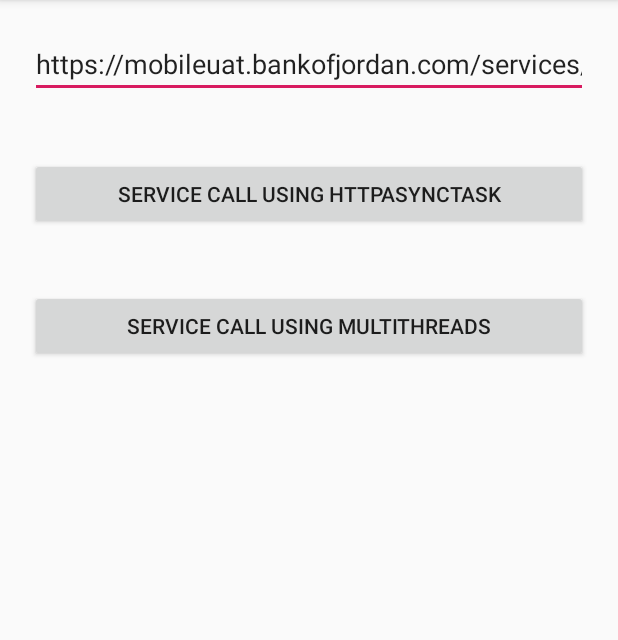
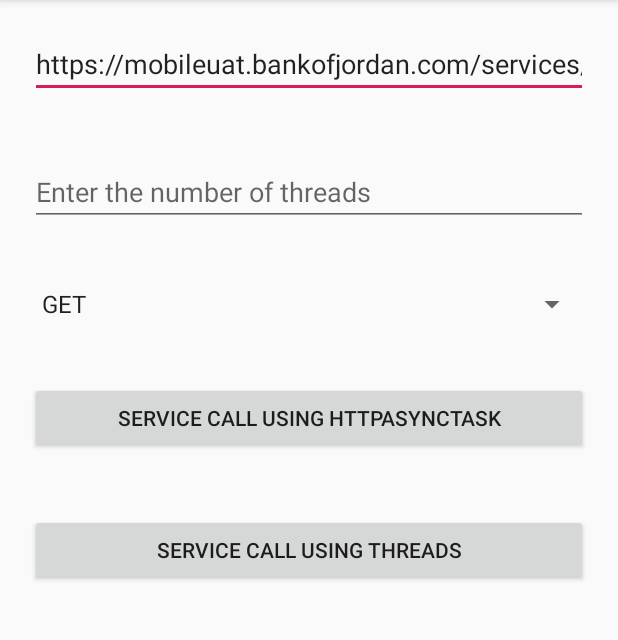
Before and after one commit to JohnVinodh/AndroidSSLPinning, an Android app: the screen it shows after launch (MainActivity), after a tap on "SERVICE CALL USING HTTPASYNCTASK", on a phone screen of 412 x 824 dp, the part 84-724 px from its top. Run offline under Robolectric (Android 15) with nearby library versions, the phone set to English and light mode, and no system bars; libraries missing offline, so code that uses them is left out: com.konylabs.api; pictures from the network do not load.

Commit message:
Updated the UI to read values from the end customer

```diff
--- a/app/src/main/java/com/jarvis/sslpinning/MainActivity.java
+++ b/app/src/main/java/com/jarvis/sslpinning/MainActivity.java
@@ -1,49 +1,48 @@
 package com.jarvis.sslpinning;
 
-import androidx.appcompat.app.AppCompatActivity;
-
 import android.content.Context;
-import android.net.Uri;
 import android.os.Bundle;
 import android.os.Looper;
-import android.util.Log;
 import android.view.View;
+import android.widget.ArrayAdapter;
 import android.widget.EditText;
 import android.widget.ProgressBar;
+import android.widget.Spinner;
 import android.widget.Toast;
-
+import androidx.appcompat.app.AppCompatActivity;
 import com.jarvis.sslpinning.utilities.HTTPAsyncTask;
-import com.jarvis.sslpinning.utilities.HttpAsyncTaskListener;
 import com.jarvis.sslpinning.utilities.HttpsServiceMetaData;
+import com.jarvis.sslpinning.utilities.NetworkTaskListener;
 import com.jarvis.sslpinning.utilities.Utils;
-
 import java.io.IOException;
-import java.io.InputStream;
-import java.io.OutputStream;
 import java.net.HttpURLConnection;
 import java.net.MalformedURLException;
-import java.net.URI;
-import java.net.URISyntaxException;
 import java.net.URL;
 
-import javax.net.ssl.HttpsURLConnection;
+public class MainActivity extends AppCompatActivity implements NetworkTaskListener {
 
-public class MainActivity extends AppCompatActivity implements HttpAsyncTaskListener {
-
-    private EditText mEditTextURL;
+    private EditText mEditTextURL,mEditTextThreadCount;
     private static Context activity_context;
     private ProgressBar mProgressBarLoadingIndicator;
-    private HttpAsyncTaskListener mHttpAsyncTaskListener;
+    private NetworkTaskListener mNetworkTaskListener;
+    private Spinner mSpinner;
     private static final String TAG = MainActivity.class.getSimpleName();
     @Override
     protected void onCreate(Bundle savedInstanceState) {
         super.onCreate(savedInstanceState);
         activity_context = this;
-
         setContentView(R.layout.activity_main);
         mEditTextURL = findViewById(R.id.ed_url);
+        mEditTextThreadCount = findViewById(R.id.ed_thread_count);
+        mSpinner = findViewById(R.id.spinner_http_methods);
         //String url = getResources().getString(R.string.booksBaseURL) + "?q=" + "JohnVinodh" + "&key=" + getResources().getString(R.string.books_api_key);
         mEditTextURL.setText(R.string.test_service_dbx);
+        ArrayAdapter<CharSequence> adapter = ArrayAdapter.createFromResource(this,
+                R.array.request_method_arrays, android.R.layout.simple_spinner_item);
+        // Specify the layout to use when the list of choices appears
+        adapter.setDropDownViewResource(android.R.layout.simple_spinner_dropdown_item);
+        // Apply the adapter to the spinner
+        mSpinner.setAdapter(adapter);
         mProgressBarLoadingIndicator = findViewById(R.id.loadingIndicator);
     }
 
@@ -57,77 +56,52 @@ public class MainActivity extends AppCompatActivity implements HttpAsyncTaskList
                 "   \"serviceID\":\"getResourceBundle\",\n" +
                 "   \"channel\":\"rc\"\n" +
                 "}";
-
-      HTTPAsyncTask httpAsyncTask = new HTTPAsyncTask(pData, HttpsServiceMetaData.HTTP_POST,"getInfoSupportData",getActivityContext());
-      httpAsyncTask.setHTTPAsyncTaskListener(MainActivity.this);
+      HTTPAsyncTask httpAsyncTask = new HTTPAsyncTask(pData, mSpinner.getSelectedItem().toString(),"getInfoSupportData",activity_context);
+      httpAsyncTask.setNetworkTaskTaskListener(MainActivity.this);
       httpAsyncTask.execute(url);
 
     }
 
     public void onBtnServiceCallMultithreadsClick(View view) {
         final String url = mEditTextURL.getText().toString();
+        HttpsServiceMetaData.threadCount = Integer.parseInt(mEditTextThreadCount.getText().toString());
         final String test = "{\n" +
                 "   \"appID\":\"DohaBankR6S1\",\n" +
                 "   \"serviceID\":\"getResourceBundle\",\n" +
                 "   \"channel\":\"rc\"\n" +
                 "}";
+        final String data = "{}";
 
-        String result = "";
-        mHttpAsyncTaskListener = (HttpAsyncTaskListener) MainActivity.this;
+        mNetworkTaskListener = (NetworkTaskListener) activity_context;
+        final String[] res = new String[1];
+        if(mNetworkTaskListener !=null)
+            mNetworkTaskListener.onNetworkCallIsInProgress();
         //Using multiple threads to make a service call.
         Runnable runnable = new Runnable() {
             @Override
             public void run() {
                 Looper.prepare();
-                executeServiceCall(url,test,HttpsServiceMetaData.HTTP_POST);
+                URL uRL = null;
+                try {
+                    uRL = new URL(url);
+                    HttpURLConnection connection =(HttpURLConnection) uRL.openConnection();
+                    if(mNetworkTaskListener !=null)
+                        res[0] =   Utils.invokeServiceCall(url,data,connection,mSpinner.getSelectedItem().toString(),activity_context);
+                    mNetworkTaskListener.onNetworkCallCompleted(res[0]);
+                } catch (MalformedURLException e) {
+                    e.printStackTrace();
+                } catch (IOException e) {
+                    e.printStackTrace();
+                } catch (Exception e) {
+                    e.printStackTrace();
+                }
                 Looper.loop();
             }
         };
 
-        for(int i =0; i<=5; i++) {
+        for(int i =1; i<=HttpsServiceMetaData.threadCount; i++) {
             new Thread(runnable).start();
         }
-    }
-    private void executeServiceCall(String url, String pData,String pHTTPMethod) {
-        int respCode = 0;
-        InputStream inputStream = null;
-        HttpURLConnection connection = null;
-        try {
-            connection = (HttpURLConnection) (new URL(url)).openConnection();
-            boolean paramsSetSuccess = Utils.setConnectionParams(url,connection,pHTTPMethod,getApplicationContext());
-            if (paramsSetSuccess == false) {
-                Log.i(TAG,"unable to set the parameters so exiting the service call");
-                return;
-            }
-            if (pData != null && !pData.isEmpty() && pHTTPMethod.equalsIgnoreCase("POST")) {
-                OutputStream os = connection.getOutputStream();
-                os.write(pData.getBytes());
-                os.flush();
-                Utils.safeCloseStream(os);
-            }
-            respCode = connection.getResponseCode();
-            String responseType = Utils.getResponseContentType(connection);
-            if (responseType == HttpsServiceMetaData.HTTP_RESPONSE_TYPE_RAWDATA) {
-                // Need to implement if the output is rawbytes.
-            } else {
-                inputStream = (respCode == 200 || respCode == 201) ? connection.getInputStream() : connection.getErrorStream();
-            }
-            //mInStream = (mRespCode == 200 || mRespCode == 201) ? mConnection.getInputStream(): mConnection.getErrorStream();
-            String result = Utils.convertInputStreamToString(inputStream);
-            if(mHttpAsyncTaskListener !=null)
-                mHttpAsyncTaskListener.onNetworkCallCompleted(result);
-            Log.i("Kony", "Response :: " + result);
-        } catch (IOException e) {
-            e.printStackTrace();
-        } catch (Exception e) {
-            Log.i(TAG, "Generic exception :: " + e.getMessage());
-        } finally {
-
-            if (connection != null) {
-                connection.disconnect();
-            }
-        }
-
     }
 
     public static Context getAppContext() {
--- a/app/src/main/java/com/jarvis/sslpinning/utilities/HTTPAsyncTask.java
+++ b/app/src/main/java/com/jarvis/sslpinning/utilities/HTTPAsyncTask.java
@@ -3,6 +3,7 @@ package com.jarvis.sslpinning.utilities;
 import android.content.Context;
 import android.os.AsyncTask;
 import android.util.Log;
+
 import java.io.IOException;
 import java.io.InputStream;
 import java.io.OutputStream;
@@ -20,14 +21,13 @@ public class HTTPAsyncTask extends AsyncTask<String, Void, String> {
     private String mData = "",
             mResult = "",
             mHTTPMethod = "",
-            mServiceCall = "",
-            LOG_TAG = "HTTPAsyncTask";
+            mServiceCall = "";
+
     private HttpURLConnection mConnection = null;
     private static String TAG = HTTPAsyncTask.class.getSimpleName();
-    private InputStream mInStream = null;
     private int mRespCode = 0;
     private Context mContext;
-    private HttpAsyncTaskListener httpAsyncTaskListener;
+    private NetworkTaskListener mNetworkTaskListener;
 
     public HTTPAsyncTask(String pData, String pHTTPMethod, String pServiceCall, Context pContext) {
         mData = pData;
@@ -36,15 +36,15 @@ public class HTTPAsyncTask extends AsyncTask<String, Void, String> {
         mContext = pContext.getApplicationContext();
     }
 
-    public void setHTTPAsyncTaskListener(HttpAsyncTaskListener httpAsyncTaskListener) {
-        this.httpAsyncTaskListener = httpAsyncTaskListener;
+    public void setNetworkTaskTaskListener(NetworkTaskListener mNetworkTaskListener) {
+        this.mNetworkTaskListener = mNetworkTaskListener;
     }
 
     @Override
     protected void onPreExecute() {
         super.onPreExecute();
-        if (httpAsyncTaskListener != null)
-            httpAsyncTaskListener.onNetworkCallIsInProgress();
+        if (mNetworkTaskListener != null)
+            mNetworkTaskListener.onNetworkCallIsInProgress();
     }
 
     @Override
@@ -56,60 +56,18 @@ public class HTTPAsyncTask extends AsyncTask<String, Void, String> {
                 return "";
             URL url = new URL(urls[0]);
             mConnection = (HttpURLConnection) url.openConnection();
-            boolean paramsSetSuccess = Utils.setConnectionParams(urls[0],mConnection,mHTTPMethod,mContext);
-            if (paramsSetSuccess == false)
-                return "";
-           /* mConnection.setReadTimeout(60000);
-            mConnection.setConnectTimeout(60000);
-
-            if(mReqMethod.equalsIgnoreCase("POST")) {
-                mConnection.setDoOutput(true);
-            } else {
-                mConnection.setDoInput(true);
-            }
-            mConnection.setRequestMethod(mReqMethod);
-            mConnection.setRequestProperty("Connection", "Keep-Alive");
-            mConnection.setRequestProperty("Content-Type", "application/json");*/
-
-            if (mData != null && !mData.isEmpty() && mHTTPMethod.equalsIgnoreCase("POST")) {
-                OutputStream os = mConnection.getOutputStream();
-                os.write(mData.getBytes());
-                os.flush();
-                Utils.safeCloseStream(os);
-            }
-            mRespCode = mConnection.getResponseCode();
-            String responseType = Utils.getResponseContentType(mConnection);
-            if (responseType == HttpsServiceMetaData.HTTP_RESPONSE_TYPE_RAWDATA) {
-                // Need to implement if the output is rawbytes.
-            } else {
-                mInStream = (mRespCode == 200 || mRespCode == 201) ? mConnection.getInputStream() : mConnection.getErrorStream();
-            }
-            //mInStream = (mRespCode == 200 || mRespCode == 201) ? mConnection.getInputStream(): mConnection.getErrorStream();
-            mResult = Utils.convertInputStreamToString(mInStream);
-            Log.i("Kony", "Response :: " + mResult);
-        } catch (MalformedURLException me) {
-            Log.i(LOG_TAG, "MalformedURLException :: " + me.getMessage());
-        } catch (IOException e) {
-            Log.i(LOG_TAG, "IOException :: " + e.getMessage());
+            mResult = Utils.invokeServiceCall(urls[0], mData,mConnection, mHTTPMethod, mContext);
+            Log.i(TAG, "Response :: " + mResult + " of Service call :: " + mServiceCall);
         } catch (Exception e) {
-            Log.i(LOG_TAG, "Generic exception :: " + e.getMessage());
-        } finally {
-
-            if (mConnection != null) {
-                mConnection.disconnect();
-            }
+            Log.i(TAG, "Generic exception :: " + e.getMessage());
         }
         return mResult;
     }
 
-
-
-
-
     @Override
     protected void onPostExecute(String pResult) {
         super.onPostExecute(pResult);
-        if (httpAsyncTaskListener != null)
-            httpAsyncTaskListener.onNetworkCallCompleted(pResult);
+        if (mNetworkTaskListener != null)
+            mNetworkTaskListener.onNetworkCallCompleted(pResult);
     }
 }
--- a/app/src/main/java/com/jarvis/sslpinning/utilities/HttpsServiceMetaData.java
+++ b/app/src/main/java/com/jarvis/sslpinning/utilities/HttpsServiceMetaData.java
@@ -1,4 +1,6 @@
 package com.jarvis.sslpinning.utilities;
+
+import java.net.PortUnreachableException;
 
 public class HttpsServiceMetaData {
     public static Integer timeoutIntervalForRequest = 6; // Declared in Seconds
@@ -8,9 +10,12 @@ public class HttpsServiceMetaData {
     public static final String HTTP_PUT = "PUT";
     public static final String HTTP_DELETE = "DELETE";
     public static final String HTTP_HEAD = "HEAD";
-    public static boolean enableKeepAlive = true;
+    public static boolean enableKeepAlive = false;
     public static final String HTTP_RESPONSE_TYPE_TEXT = "text"; //	application/text , text/plain
     public static final String HTTP_RESPONSE_TYPE_JSON = "json"; //	application/json
     public static final String HTTP_RESPONSE_TYPE_DOCUMENT = "document"; //	application/xml , text/xml
     public static final String HTTP_RESPONSE_TYPE_RAWDATA = "rawdata"; //	anything apart from above
+    public static boolean EXPECT_100_CONTINUE = true;
+    public static  boolean IS_GZIP_ENABLED = true;
+    public static int threadCount = 1;
 }
--- a/app/src/main/java/com/jarvis/sslpinning/utilities/HttpAsyncTaskListener.java
+++ b/app/src/main/java/com/jarvis/sslpinning/utilities/NetworkTaskListener.java
@@ -1,6 +1,6 @@
 package com.jarvis.sslpinning.utilities;
 
-public interface HttpAsyncTaskListener {
+public interface NetworkTaskListener {
 
     void onNetworkCallCompleted(String result);
     void onNetworkCallIsInProgress();
--- a/app/src/main/java/com/jarvis/sslpinning/utilities/Utils.java
+++ b/app/src/main/java/com/jarvis/sslpinning/utilities/Utils.java
@@ -22,10 +22,14 @@ import java.io.FileNotFoundException;
 import java.io.IOException;
 import java.io.InputStream;
 import java.io.InputStreamReader;
+import java.io.OutputStream;
+import java.io.PrintWriter;
+import java.io.StringWriter;
 import java.net.HttpURLConnection;
 import java.net.ProtocolException;
 import java.net.URI;
 import java.net.URISyntaxException;
+import java.net.URL;
 
 import javax.net.ssl.HttpsURLConnection;
 
@@ -37,6 +41,10 @@ import static android.content.Context.WINDOW_SERVICE;
 public class Utils {
     private Context mContext = null;
     private static String TAG = Utils.class.getSimpleName();
+    private static InputStream mInputStream = null;
+    private static   String result = "";
+    private static  String responseType = "";
+    //private static  HttpURLConnection mConnection = null;
     public Utils(Context pContext) {
         mContext = pContext;
     }
@@ -122,9 +130,8 @@ public class Utils {
 
     public static boolean setConnectionParams(String url, HttpURLConnection connection,String pHTTPMethod,Context pContext ) {
         URI requesturi = null;
-        HttpURLConnection  mConnection = null;
+        HttpURLConnection  mConnection = connection;
         StringBuffer newurl = new StringBuffer(url);
-        if(connection !=null)
           mConnection = connection;
         mConnection.setRequestProperty("Cache-Control", "no-cache");
         mConnection.setUseCaches(false);
@@ -140,8 +147,7 @@ public class Utils {
                 mConnection.setRequestMethod("POST");
             } else if (pHTTPMethod.equals(HttpsServiceMetaData.HTTP_PUT)) {
                 mConnection.setRequestMethod("PUT");
-            }
-            {
+            } else {
                 Log.i(TAG, "http request method is " + pHTTPMethod);
             }
         } catch (URISyntaxException e) {
@@ -175,21 +181,18 @@ public class Utils {
         } else {
             mConnection.setRequestProperty("Connection", "close");
         }
-        boolean bExpect100Continue = Boolean.parseBoolean(pContext.getResources().getString(R.string.expect_100_continue));
 
-       /* int resId  = mContext.getResources().getIdentifier("expect_100_continue", "string", mContext.getPackageName());
-        if(mContext.getString(resId).equalsIgnoreCase("true"))
-            bExpect100Continue = true;
-        else
-            bExpect100Continue = false;*/
-
-        if (bExpect100Continue && (pHTTPMethod.equals(HttpsServiceMetaData.HTTP_POST) || pHTTPMethod.equals(HttpsServiceMetaData.HTTP_PUT)))
+        if (HttpsServiceMetaData.EXPECT_100_CONTINUE && (pHTTPMethod.equals(HttpsServiceMetaData.HTTP_POST) || pHTTPMethod.equals(HttpsServiceMetaData.HTTP_PUT)))
             mConnection.setRequestProperty("Expect", "100-continue");
         boolean isGZIPEnabled = Boolean.parseBoolean(pContext.getResources().getString(R.string.enable_gzip));
-        if(isGZIPEnabled)
+        if(HttpsServiceMetaData.IS_GZIP_ENABLED) {
             mConnection.setRequestProperty("Accept-Encoding", "gzip,deflate");
-
-        //mConnection.setRequestProperty("Content-Type", "application/json");
+            Log.i(TAG,"ContentType is :: gzip,deflate");
+        }
+         else {
+            mConnection.setRequestProperty("Content-Type", "application/json");
+            Log.i(TAG,"ContentType is :: application/json");
+        }
         mConnection.setInstanceFollowRedirects(false);
         return true;
     }
@@ -214,4 +217,68 @@ public class Utils {
         Log.i(TAG,"getResponseContentType::"+contentType);
         return contentType;
     }
+
+    public static String invokeServiceCall(String purl, String pData,HttpURLConnection pHttpURLConnection,String pHTTPMethod,Context pContext) {
+        int respCode = 0;
+        HttpURLConnection mConnection = pHttpURLConnection;
+        try {
+            //URL url = new URL(purl);
+           // mConnection = (HttpURLConnection) url.openConnection();
+            boolean paramsSetSuccess = setConnectionParams(purl,mConnection,pHTTPMethod,pContext);
+            if (paramsSetSuccess == false) {
+                Log.i(TAG,"unable to set the parameters so exiting the service call");
+                return"";
+            }
+            if (pData != null && !pData.isEmpty() && pHTTPMethod.equalsIgnoreCase("POST")) {
+                OutputStream os = mConnection.getOutputStream();
+                os.write(pData.getBytes());
+                os.flush();
+                safeCloseStream(os);
+            }
+            respCode = mConnection.getResponseCode();
+            responseType = Utils.getResponseContentType(mConnection);
+            if (responseType == HttpsServiceMetaData.HTTP_RESPONSE_TYPE_RAWDATA) {
+                // Need to implement if the output is rawbytes.
+            } else {
+                mInputStream = (respCode == 200 || respCode == 201) ? mConnection.getInputStream() : mConnection.getErrorStream();
+            }
+            //mInStream = (mRespCode == 200 || mRespCode == 201) ? mConnection.getInputStream(): mConnection.getErrorStream();
+            result = convertInputStreamToString(mInputStream);
+
+            //if(pNetworkTaskListener !=null)
+              //  pNetworkTaskListener.onNetworkCallCompleted(result);
+            Log.i(TAG, "Response :: " + result+"Thread info is ::"+Thread.currentThread().getName());
+        } catch (IOException e) {
+            e.printStackTrace();
+        } catch (Exception e) {
+            Log.i(TAG, "Generic exception :: " + e.getMessage());
+        } finally {
+            closeConnection(mConnection,purl);
+        }
+        return result;
+    }
+
+    private static void closeConnection(HttpURLConnection connection, String requestUrl) {
+        printThreadSignatureAndStackTrace();
+        if(responseType != HttpsServiceMetaData.HTTP_RESPONSE_TYPE_RAWDATA) {
+            //Close connection if responseType is not a rawbytes case as the stream is yet to read in case of rawbytes.
+            if(connection != null) {
+                Log.i(TAG,"Entered the close section and connection is not null");
+                connection.disconnect();
+                Log.i(TAG,"Connection Closed for the url ::"+requestUrl);
+            }
+        }
+    }
+    public static void printThreadSignatureAndStackTrace() {
+        Thread t = Thread.currentThread();
+        long l = t.getId();
+        String name = t.getName();
+        long p = t.getPriority();
+        String gname = t.getThreadGroup().getName();
+        StringWriter w = new StringWriter();
+        Exception e = new Exception();
+        e.printStackTrace(new PrintWriter(w));
+        System.out.println("Thread Signature : id = " + name + " , priority = " + p + " , group = " + gname + " , stacktrace = " + w.toString().replace("\n", " ").replace("\r", " "));
+
+    }
 }
--- a/app/src/main/res/layout/activity_main.xml
+++ b/app/src/main/res/layout/activity_main.xml
@@ -16,6 +16,24 @@
         android:hint="@string/enter_the_service_url_hint"
         android:inputType="textUri"
         android:autofillHints="" tools:targetApi="o"/>
+    <EditText
+        android:layout_width="match_parent"
+        android:layout_height="wrap_content"
+        android:id="@+id/ed_thread_count"
+        android:layout_margin="20dp"
+        android:hint="@string/enter_the_number_of_threads"
+        android:inputType="textUri"
+        android:autofillHints="" tools:targetApi="o"/>
+
+    <Spinner
+        android:layout_width="match_parent"
+        android:layout_height="wrap_content"
+        android:layout_margin="20dp"
+        android:id="@+id/spinner_http_methods"
+        android:textAlignment="gravity"
+        android:gravity="center"
+        android:entries="@array/request_method_arrays"/>
+
      <Button
          android:layout_width="match_parent"
          android:layout_margin="20dp"
--- a/app/src/main/res/values/strings.xml
+++ b/app/src/main/res/values/strings.xml
@@ -1,13 +1,14 @@
 <resources>
     <string name="app_name">SSLPinning</string>
-    <string name="enter_the_service_url_hint">Enter the Service URL</string>
+    <string name="enter_the_service_url_hint">Enter the EndPoint URL</string>
     <string name="click_to_make_a_service_call">Service Call using HTTPAsyncTask</string>
-    <string name="click_to_make_a_service_call_multi">Service Call using MultiThreads</string>
+    <string name="click_to_make_a_service_call_multi">Service Call using Threads</string>
     <string name="test_service_url">https://www.googleapis.com/books/v1/volumes?q=john&amp;key=AIzaSyB9-hOU1lRI5-pZ92F-YhwOtLvwZ3cEqrE</string>
     <string name="test_service_doha">https://mb.dohabank.com/services/DohaBankMFAppGenerationService8/GetPreLoginExchangeRatesOp</string>
     <string name="test_service_dbx">https://mobileuat.bankofjordan.com/services/data/v1/RBObjects/operations/Informationcontent/getInfoSupportData</string>
     <string name="booksBaseURL">https://www.googleapis.com/books/v1/volumes</string>
     <string name="books_api_key">AIzaSyB9-hOU1lRI5-pZ92F-YhwOtLvwZ3cEqrE</string>
+    <string name="enter_the_number_of_threads">Enter the number of threads</string>
     <item type="string" name="expect_100_continue">true</item>
     <item type="string" name="enable_gzip">true</item>
     <!-- Enable/Disable connection pooling feature. Supported values are true and false This is invalid for this application-->
@@ -16,4 +17,12 @@
     <item type="string" name="conn_total">20</item>
     <!-- Connection per route in pool -->
     <item type="string" name="conn_per_route">10</item>
+
+    <string-array name="request_method_arrays">
+        <item>GET</item>
+        <item>POST</item>
+       <!-- <item>PUT</item>
+        <item>DELETE</item>
+        <item>HEAD</item>-->
+    </string-array>
 </resources>
```
